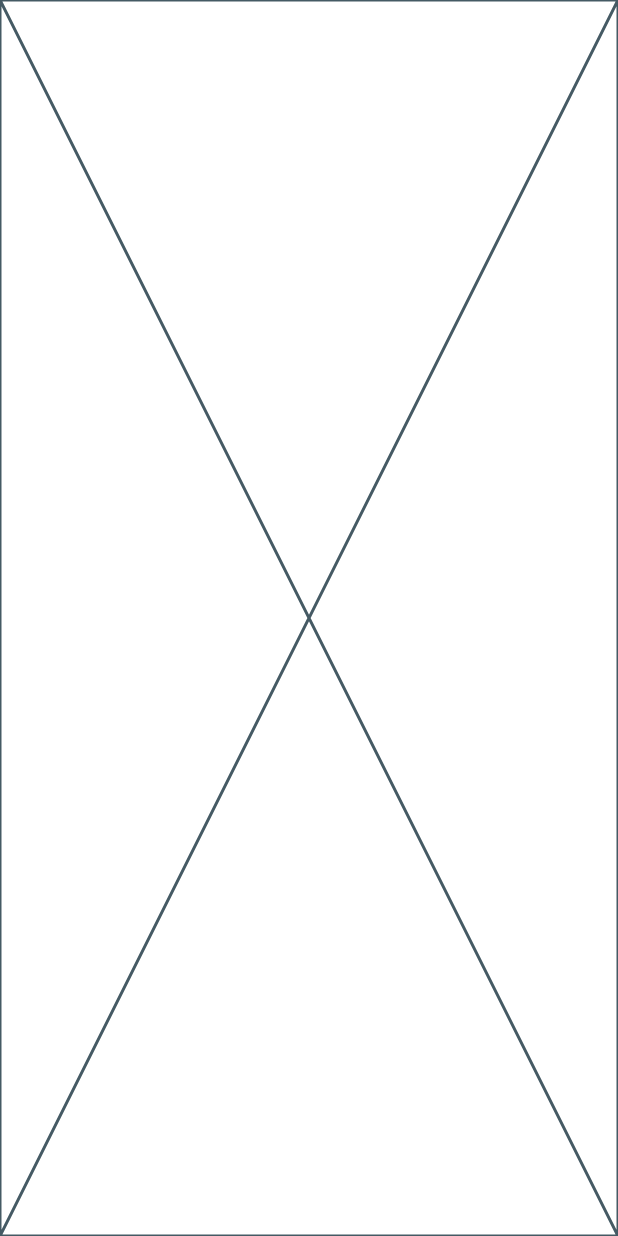
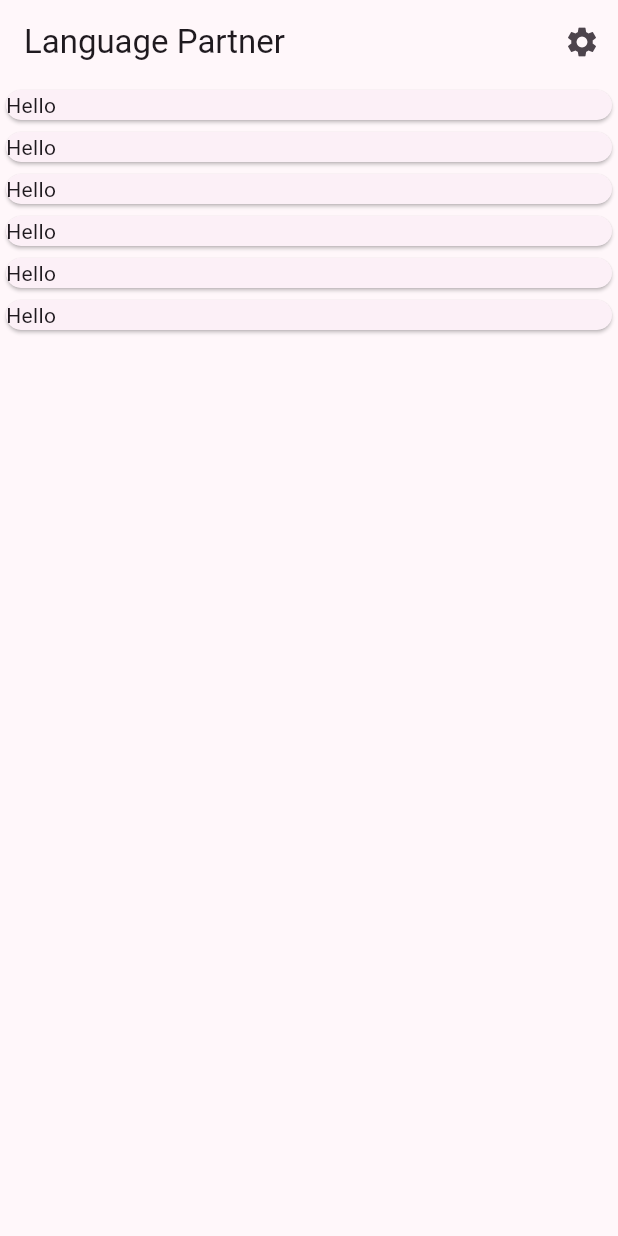
Before and after one commit to ethnosdev/language_partner, a Flutter app: the screen it shows after launch, on a phone screen of 412 x 824 dp. Run offline on Flutter 3.47's test engine with Material 2 defaults, Android fonts, the phone set to English and light mode, and no system bars.

Commit message:
basic layout

```diff
--- a/lib/chat/chat_screen.dart
+++ b/lib/chat/chat_screen.dart
@@ -10,6 +10,24 @@ class ChatScreen extends StatefulWidget {
 class _ChatScreenState extends State<ChatScreen> {
   @override
   Widget build(BuildContext context) {
-    return const Placeholder();
+    return Scaffold(
+      appBar: AppBar(
+        title: const Text('Language Partner'),
+        actions: [
+          IconButton(
+            onPressed: () {},
+            icon: const Icon(Icons.settings),
+          ),
+        ],
+      ),
+      body: ListView.builder(
+        itemCount: 6,
+        itemBuilder: (context, index) {
+          return Card(
+            child: Text('Hello'),
+          );
+        },
+      ),
+    );
   }
 }
--- a/lib/main.dart
+++ b/lib/main.dart
@@ -10,8 +10,13 @@ class LanguagePartnerApp extends StatelessWidget {
 
   @override
   Widget build(BuildContext context) {
-    return const MaterialApp(
-      home: ChatScreen(),
+    return MaterialApp(
+      debugShowCheckedModeBanner: false,
+      theme: ThemeData(
+        useMaterial3: true,
+        colorSchemeSeed: Colors.purple,
+      ),
+      home: const ChatScreen(),
     );
   }
 }
```
Also changed, not shown: pubspec.yaml (+1 -71 lines), 6 other files.
